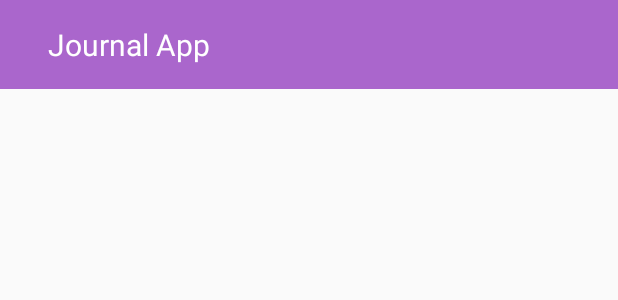
After one commit to RedShellSniper/MobileAppFinalProject, an Android app: the layout toolbar.xml on its own in the app's theme, with its tools: preview values and no code run, on a phone screen of 412 x 824 dp. The commit adds this screen. Shown: the top 300 px of the screen. Run offline under Robolectric (Android 15) with nearby library versions, the phone set to English and light mode, and no system bars.

Commit message:
Updated toolbar

```diff
--- /dev/null
+++ b/app/src/main/res/drawable/ic_baseline_arrow_back_24.xml
@@ -0,0 +1,4 @@
+<?xml version="1.0" encoding="utf-8"?>
+<selector xmlns:android="http://schemas.android.com/apk/res/android">
+
+</selector>
--- /dev/null
+++ b/app/src/main/res/layout/toolbar.xml
@@ -0,0 +1,21 @@
+<?xml version="1.0" encoding="utf-8"?>
+<RelativeLayout xmlns:android="http://schemas.android.com/apk/res/android"
+    android:layout_width="match_parent"
+    android:layout_height="wrap_content"
+    android:background="@android:color/holo_purple">
+
+    <RelativeLayout
+        android:layout_width="match_parent"
+        android:layout_height="wrap_content"
+        android:padding="16dp">
+        <TextView
+            android:layout_width="wrap_content"
+            android:layout_height="wrap_content"
+            android:id="@+id/toolbar_title"
+            android:layout_marginStart="16dp"
+            android:text="@string/journal_app"
+            android:textColor="@android:color/white"
+            android:textSize="20sp"/>
+    </RelativeLayout>
+
+</RelativeLayout>
--- a/app/src/main/res/values-night/themes.xml
+++ b/app/src/main/res/values-night/themes.xml
@@ -1,6 +1,6 @@
 <resources>
     <!-- Base application theme. -->
-    <style name="Base.Theme.FinalProject" parent="Theme.Material3.DayNight">
+    <style name="Base.Theme.FinalProject" parent="Theme.Material3.DayNight.NoActionBar">
         <!-- Customize your dark theme here. -->
         <!-- <item name="colorPrimary">@color/my_dark_primary</item> -->
     </style>
--- a/app/src/main/res/values/themes.xml
+++ b/app/src/main/res/values/themes.xml
@@ -1,6 +1,6 @@
 <resources>
     <!-- Base application theme. -->
-    <style name="Base.Theme.FinalProject" parent="Theme.Material3.DayNight">
+    <style name="Base.Theme.FinalProject" parent="Theme.Material3.DayNight.NoActionBar">
         <!-- Customize your light theme here. -->
         <!-- <item name="colorPrimary">@color/my_light_primary</item> -->
     </style>
```
Also changed, not shown: app/src/main/java/com/example/finalproject/MainActivity.java (+4 -9 lines), app/src/main/res/layout/activity_main.xml (+0 -16 lines).
